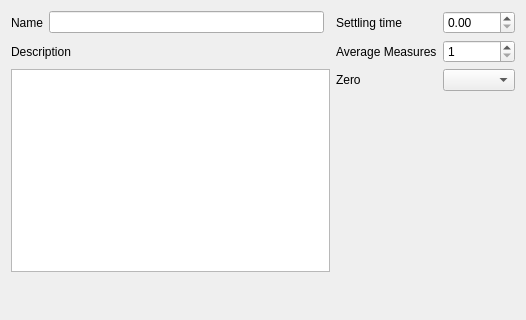
First picture: the form in measurementspreferences.ui, repository froque/AeroIST, before the edit; both pictures show x 0 to 526 and y 0 to 320 of the 526 by 491 pixel window.
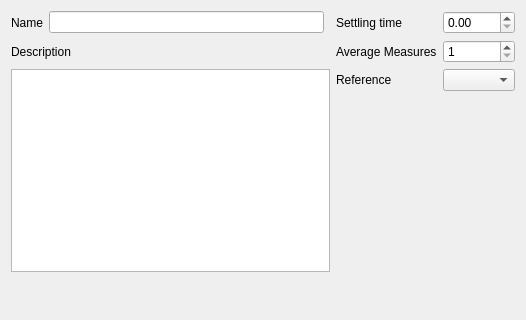
Second picture: the form after the edit.

Commit message: replaced Zero concept with Reference concept, thanks to GGB

What changed in the file:
```diff
--- a/measurementspreferences.ui
+++ b/measurementspreferences.ui
@@ -62,7 +62,7 @@
    <item row="2" column="3">
     <widget class="QLabel" name="labelZero">
      <property name="text">
-      <string>Zero</string>
+      <string>Reference</string>
      </property>
     </widget>
    </item>
```
Left out of the diff: 4 changed lines with no effect on the pictures. The commit also changes 29 other files.
